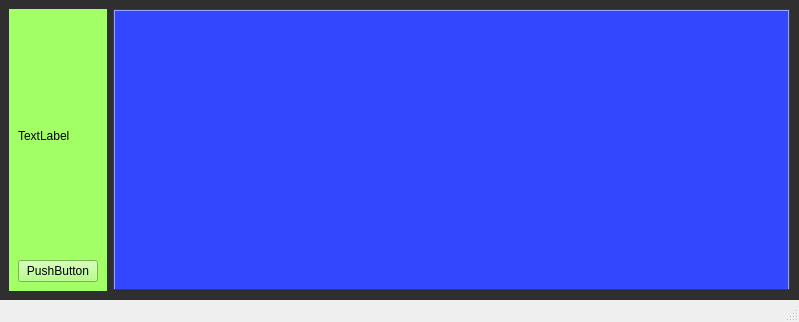
Before: the Qt Designer form src/core/mainwindow.ui in Ing-chuck/Aguara_POS, drawn with Qt 5.
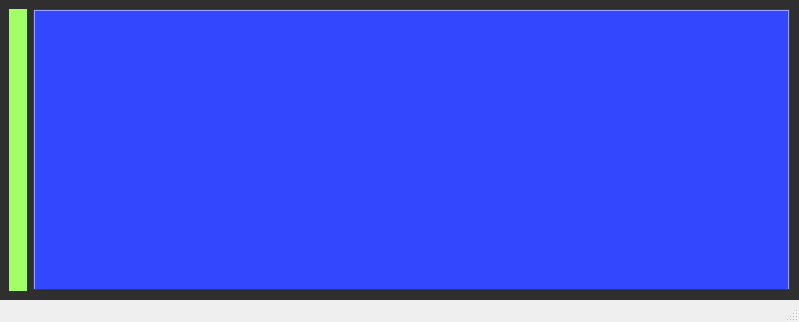
After: the same form once the commit is applied.

What changed in the file:
```diff
--- a/src/core/mainwindow.ui
+++ b/src/core/mainwindow.ui
@@ -47,22 +47,7 @@
       <property name="styleSheet">
        <string notr="true">background: rgb(163, 255, 102)</string>
       </property>
-      <layout class="QVBoxLayout" name="verticalLayout">
-       <item>
-        <widget class="QLabel" name="label">
-         <property name="text">
-          <string>TextLabel</string>
-         </property>
-        </widget>
-       </item>
-       <item>
-        <widget class="QPushButton" name="pushButton">
-         <property name="text">
-          <string>PushButton</string>
-         </property>
-        </widget>
-       </item>
-      </layout>
+      <layout class="QVBoxLayout" name="verticalLayout"/>
      </widget>
     </item>
     <item>
```
